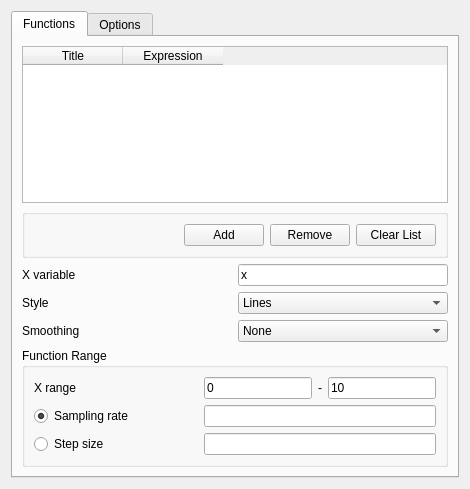
First picture: the form in src/backends/qalculate/plotassistant/qalculateplotdialog.ui, repository KDE/cantor, before the edit.
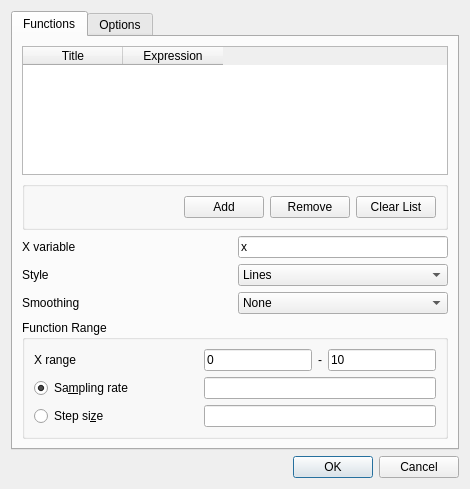
Second picture: the form after the edit. Custom widgets are drawn as their Qt base class.

Commit message: Port from KDialog to QDialog + QDialogButtonBox This work was performed during LaKademy 2015 with help of some developers. Thank you Alana! Thank you Daniela! CCMAIL: lanna.barros@gmail.com CCMAIL: daniela@colivre.coop.br REVIEW: 124008

Diff of the .ui file:
```diff
--- a/src/backends/qalculate/plotassistant/qalculateplotdialog.ui
+++ b/src/backends/qalculate/plotassistant/qalculateplotdialog.ui
@@ -280,7 +280,7 @@
           <item row="1" column="0">
            <widget class="QRadioButton" name="stepsButton">
             <property name="text">
-             <string>Sampling rate</string>
+             <string>Sa&amp;mpling rate</string>
             </property>
             <property name="checked">
              <bool>true</bool>
@@ -290,7 +290,7 @@
           <item row="2" column="0">
            <widget class="QRadioButton" name="stepButton">
             <property name="text">
-             <string>Step size</string>
+             <string>Step si&amp;ze</string>
             </property>
            </widget>
           </item>
@@ -607,6 +607,16 @@
      </widget>
     </widget>
    </item>
+   <item row="1" column="0">
+    <widget class="QDialogButtonBox" name="buttonBox">
+     <property name="standardButtons">
+      <set>QDialogButtonBox::Cancel|QDialogButtonBox::Ok</set>
+     </property>
+     <property name="centerButtons">
+      <bool>false</bool>
+     </property>
+    </widget>
+   </item>
   </layout>
  </widget>
  <customwidgets>
```
The commit also changes 25 other files.
